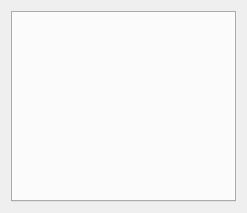
The window that lib/Config/FileEditor.ui (F8LEFT/ART) describes before a commit, drawn with Qt 5.
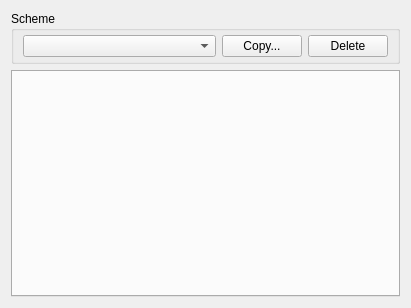
The same window after the commit.

Patch:
```diff
--- a/lib/Config/FileEditor.ui
+++ b/lib/Config/FileEditor.ui
@@ -6,15 +6,63 @@
    <rect>
     <x>0</x>
     <y>0</y>
-    <width>247</width>
-    <height>213</height>
+    <width>411</width>
+    <height>308</height>
    </rect>
   </property>
   <property name="windowTitle">
    <string>Form</string>
   </property>
-  <layout class="QGridLayout" name="gridLayout">
-   <item row="0" column="0">
+  <layout class="QVBoxLayout" name="verticalLayout">
+   <item>
+    <widget class="QGroupBox" name="groupBox">
+     <property name="title">
+      <string>Scheme</string>
+     </property>
+     <layout class="QGridLayout" name="gridLayout_3">
+      <property name="topMargin">
+       <number>4</number>
+      </property>
+      <property name="bottomMargin">
+       <number>4</number>
+      </property>
+      <item row="0" column="0">
+       <layout class="QHBoxLayout" name="horizontalLayout_2">
+        <item>
+         <widget class="QComboBox" name="mSchemeComboBox"/>
+        </item>
+        <item>
+         <widget class="QPushButton" name="mCopyBtn">
+          <property name="sizePolicy">
+           <sizepolicy hsizetype="Fixed" vsizetype="Fixed">
+            <horstretch>0</horstretch>
+            <verstretch>0</verstretch>
+           </sizepolicy>
+          </property>
+          <property name="text">
+           <string>Copy...</string>
+          </property>
+         </widget>
+        </item>
+        <item>
+         <widget class="QPushButton" name="mDeleteBtn">
+          <property name="sizePolicy">
+           <sizepolicy hsizetype="Fixed" vsizetype="Fixed">
+            <horstretch>0</horstretch>
+            <verstretch>0</verstretch>
+           </sizepolicy>
+          </property>
+          <property name="text">
+           <string>Delete</string>
+          </property>
+         </widget>
+        </item>
+       </layout>
+      </item>
+     </layout>
+    </widget>
+   </item>
+   <item>
     <widget class="QTabWidget" name="mTabWidget">
      <property name="currentIndex">
       <number>-1</number>
```
